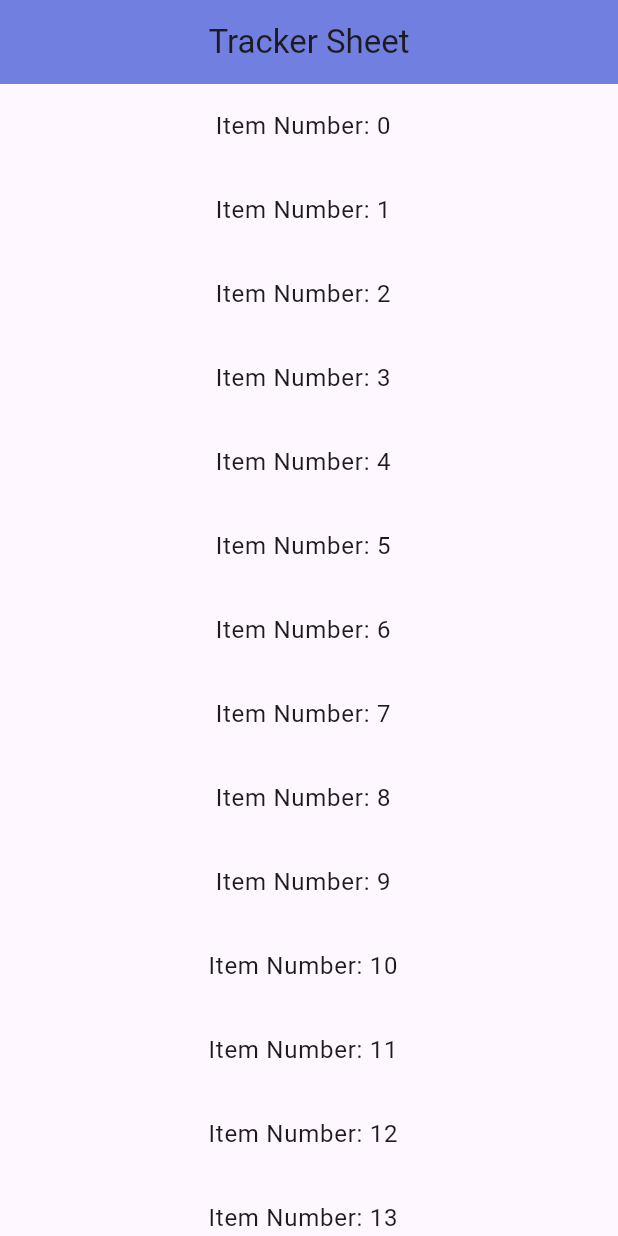
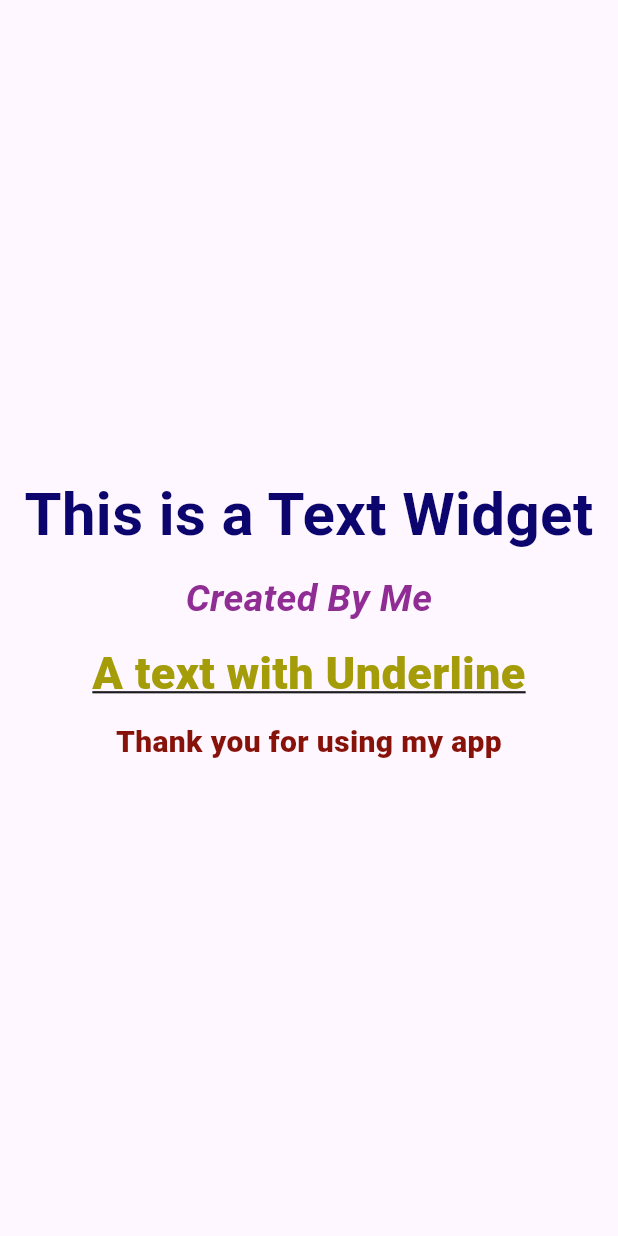
Before and after one commit to anika-moumeta/flutter_application_tracker, a Flutter app: the screen it shows after launch, on a phone screen of 412 x 824 dp. Run offline on Flutter 3.47's test engine with Material 3 defaults, Android fonts, the phone set to English and light mode, and no system bars; our stand-ins replace google_fonts; Roboto replaces fonts that are missing (Charm, Kings).

Commit message:
Problem4

```diff
--- a/lib/main.dart
+++ b/lib/main.dart
@@ -2,35 +2,81 @@ import 'package:flutter/material.dart';
 import 'package:google_fonts/google_fonts.dart';
 
 void main() {
-  runApp(const MyApp());
+  runApp(const StyledTextApp());
 }
 
-class MyApp extends StatelessWidget {
-  const MyApp({super.key});
+class StyledTextApp extends StatelessWidget {
+  const StyledTextApp({super.key});
 
   @override
   Widget build(BuildContext context) {
     return MaterialApp(
       debugShowCheckedModeBanner: false,
-      home: Scaffold(
-        appBar: AppBar(
-          centerTitle: true,
-          title: Text("Tracker Sheet"),
-          backgroundColor: const Color.fromARGB(255, 113, 128, 224),
-        ),
-        body: ListView.builder(
-          itemCount: 15,
-          itemBuilder: (BuildContext context, int index) {
-            return ListTile(
-              title: Center(
-                child: Text(
-                  "Item Number: $index",
-                  style: GoogleFonts.charm(),
-                  selectionColor: Color.fromARGB(0, 16, 164, 36),
+      home: const TextStyleScreen(),
+    );
+  }
+}
+
+class TextStyleScreen extends StatelessWidget {
+  const TextStyleScreen({super.key});
+
+  @override
+  Widget build(BuildContext context) {
+    return Scaffold(
+      body: Center(
+        child: Column(
+          mainAxisSize: MainAxisSize.min,
+          children: [
+            Text(
+              'This is a Text Widget',
+              textAlign: TextAlign.center,
+              style: GoogleFonts.tinos(
+                textStyle: const TextStyle(
+                  fontSize: 40,
+                  fontWeight: FontWeight.bold,
+                  color: Color.fromARGB(255, 12, 5, 110),
                 ),
               ),
-            );
-          },
+            ),
+            const SizedBox(height: 10),
+            Text(
+              'Created By Me',
+              textAlign: TextAlign.center,
+              style: GoogleFonts.emilysCandy(
+                textStyle: const TextStyle(
+                  fontSize: 25,
+                  fontWeight: FontWeight.w700,
+                  fontStyle: FontStyle.italic,
+                  color: Color.fromARGB(255, 144, 45, 149),
+                ),
+              ),
+            ),
+            const SizedBox(height: 10),
+            Text(
+              'A text with Underline',
+              textAlign: TextAlign.center,
+              style: GoogleFonts.kings(
+                textStyle: const TextStyle(
+                  fontSize: 30,
+                  fontWeight: FontWeight.w800,
+                  decoration: TextDecoration.underline,
+                  color: Color.fromARGB(255, 164, 156, 8),
+                ),
+              ),
+            ),
+            const SizedBox(height: 10),
+            Text(
+              'Thank you for using my app',
+              textAlign: TextAlign.center,
+              style: GoogleFonts.kranky(
+                textStyle: const TextStyle(
+                  fontSize: 20,
+                  fontWeight: FontWeight.w900,
+                  color: Color.fromARGB(255, 135, 18, 10),
+                ),
+              ),
+            ),
+          ],
         ),
       ),
     );
```
